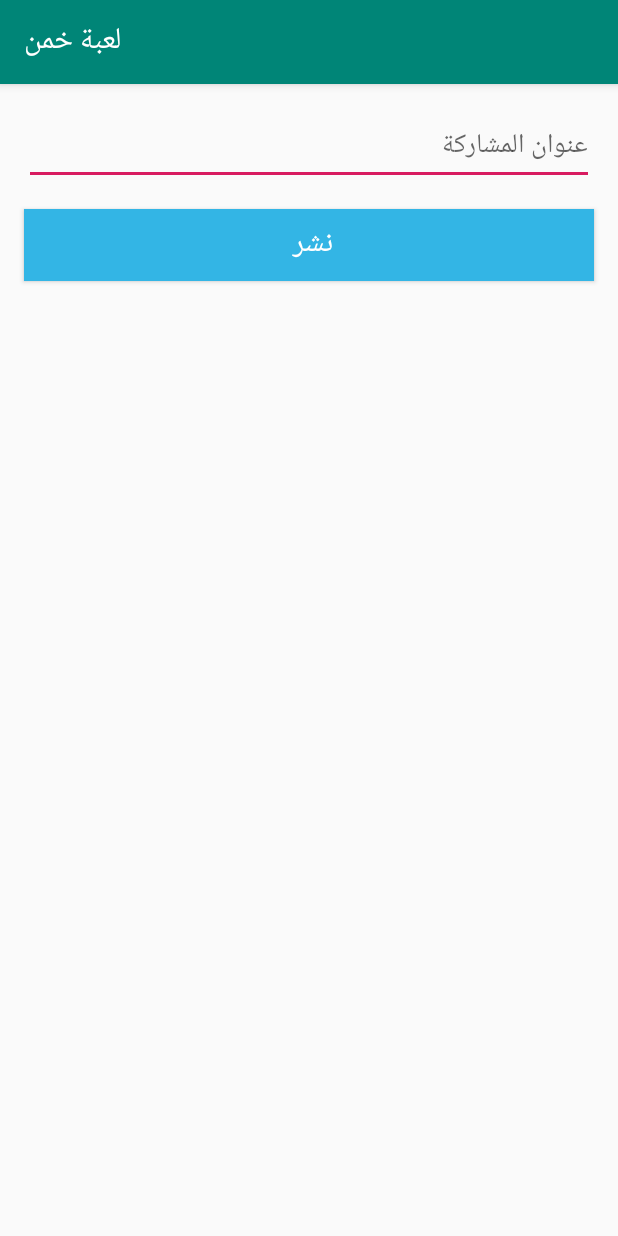
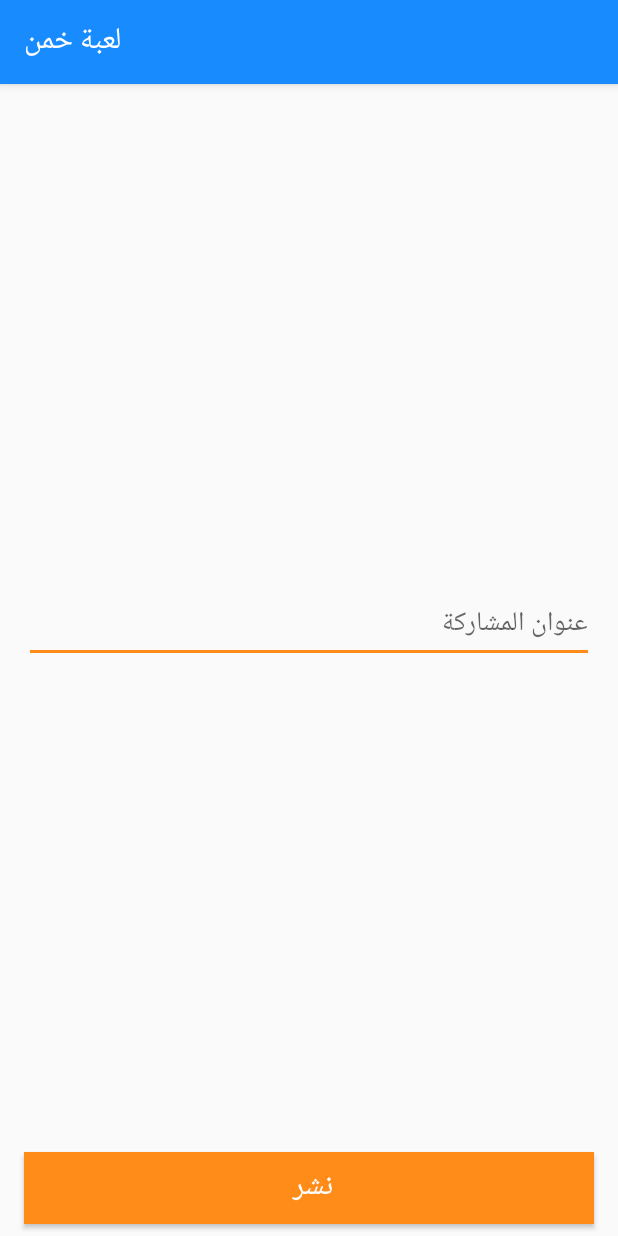
Before and after one commit to barmej/android-degree-c04-true-or-false-quiz, an Android app: the ShareActivity screen opened directly, with no data from a screen before it, on a phone screen of 412 x 824 dp. Run offline under Robolectric (Android 15) with nearby library versions, the phone set to English and light mode, and no system bars.

Commit message:
Final UI

```diff
--- /dev/null
+++ b/app/src/main/res/drawable/ic_refresh_white_24dp.xml
@@ -0,0 +1,5 @@
+<vector android:height="24dp" android:tint="#FFFFFF"
+    android:viewportHeight="24.0" android:viewportWidth="24.0"
+    android:width="24dp" xmlns:android="http://schemas.android.com/apk/res/android">
+    <path android:fillColor="#FF000000" android:pathData="M17.65,6.35C16.2,4.9 14.21,4 12,4c-4.42,0 -7.99,3.58 -7.99,8s3.57,8 7.99,8c3.73,0 6.84,-2.55 7.73,-6h-2.08c-0.82,2.33 -3.04,4 -5.65,4 -3.31,0 -6,-2.69 -6,-6s2.69,-6 6,-6c1.66,0 3.14,0.69 4.22,1.78L13,11h7V4l-2.35,2.35z"/>
+</vector>
--- /dev/null
+++ b/app/src/main/res/drawable/ic_share_white_24dp.xml
@@ -0,0 +1,5 @@
+<vector android:autoMirrored="true" android:height="24dp"
+    android:tint="#FFFFFF" android:viewportHeight="24.0"
+    android:viewportWidth="24.0" android:width="24dp" xmlns:android="http://schemas.android.com/apk/res/android">
+    <path android:fillColor="#FF000000" android:pathData="M18,16.08c-0.76,0 -1.44,0.3 -1.96,0.77L8.91,12.7c0.05,-0.23 0.09,-0.46 0.09,-0.7s-0.04,-0.47 -0.09,-0.7l7.05,-4.11c0.54,0.5 1.25,0.81 2.04,0.81 1.66,0 3,-1.34 3,-3s-1.34,-3 -3,-3 -3,1.34 -3,3c0,0.24 0.04,0.47 0.09,0.7L8.04,9.81C7.5,9.31 6.79,9 6,9c-1.66,0 -3,1.34 -3,3s1.34,3 3,3c0.79,0 1.5,-0.31 2.04,-0.81l7.12,4.16c-0.05,0.21 -0.08,0.43 -0.08,0.65 0,1.61 1.31,2.92 2.92,2.92 1.61,0 2.92,-1.31 2.92,-2.92s-1.31,-2.92 -2.92,-2.92z"/>
+</vector>
--- a/app/src/main/res/layout/activity_answer.xml
+++ b/app/src/main/res/layout/activity_answer.xml
@@ -35,11 +35,11 @@
             android:layout_marginEnd="16dp"
             android:layout_marginRight="16dp"
             android:layout_marginBottom="16dp"
-            android:background="@android:color/holo_orange_light"
             android:onClick="onReturnClicked"
             android:text="الرجوع"
             android:textColor="@android:color/white"
             app:layout_constraintBottom_toBottomOf="parent"
             app:layout_constraintEnd_toEndOf="parent"
-            app:layout_constraintStart_toStartOf="parent" android:textSize="20sp"/>
+            app:layout_constraintStart_toStartOf="parent" android:textSize="20sp"
+            android:background="@color/colorAccent"/>
 </android.support.constraint.ConstraintLayout>
--- a/app/src/main/res/layout/activity_share.xml
+++ b/app/src/main/res/layout/activity_share.xml
@@ -20,7 +20,8 @@
             android:inputType="textPersonName"
             app:layout_constraintEnd_toEndOf="parent"
             app:layout_constraintStart_toStartOf="parent"
-        app:layout_constraintTop_toTopOf="parent" />
+            app:layout_constraintTop_toTopOf="parent" android:layout_marginBottom="8dp"
+            app:layout_constraintBottom_toTopOf="@+id/button_share_question"/>
 
     <Button
             android:id="@+id/button_share_question"
@@ -28,14 +29,14 @@
             android:layout_height="wrap_content"
             android:layout_marginStart="16dp"
             android:layout_marginLeft="16dp"
-            android:layout_marginTop="16dp"
             android:layout_marginEnd="16dp"
             android:layout_marginRight="16dp"
-            android:background="@android:color/holo_blue_light"
+            android:background="@color/colorAccent"
             android:onClick="onShareQuestionClicked"
             android:text="نشر "
             android:textColor="@android:color/white"
             app:layout_constraintEnd_toEndOf="parent"
             app:layout_constraintStart_toStartOf="parent"
-            app:layout_constraintTop_toBottomOf="@+id/edit_text_share_title" android:textSize="20sp"/>
+            android:textSize="20sp"
+            android:layout_marginBottom="8dp" app:layout_constraintBottom_toBottomOf="parent"/>
 </android.support.constraint.ConstraintLayout>
--- a/app/src/main/res/values/colors.xml
+++ b/app/src/main/res/values/colors.xml
@@ -1,6 +1,10 @@
 <?xml version="1.0" encoding="utf-8"?>
 <resources>
-    <color name="colorPrimary">#008577</color>
-    <color name="colorPrimaryDark">#00574B</color>
-    <color name="colorAccent">#D81B60</color>
+    <color name="colorPrimary">#188bff</color>
+    <color name="colorPrimaryDark">#188bff</color>
+    <color name="colorAccent">#ff8c18</color>
+
+    <color name="colorBlue">#66b2ff</color>
+    <color name="colorRed">#ff66b2</color>
+    <color name="colorGreen">#66ffb3</color>
 </resources>
--- a/build.gradle
+++ b/build.gradle
@@ -7,7 +7,7 @@
         jcenter()
     }
     dependencies {
-        classpath 'com.android.tools.build:gradle:3.2.1'
+        classpath 'com.android.tools.build:gradle:3.3.1'
         classpath "org.jetbrains.kotlin:kotlin-gradle-plugin:$kotlin_version"
 
         // NOTE: Do not place your application dependencies here; they belong
```
Also changed, not shown: app/src/main/res/layout/activity_question_new.xml (+29 -36 lines), gradle/wrapper/gradle-wrapper.properties, 1 other file. Lines whose indentation alone changed are shown as unchanged.
